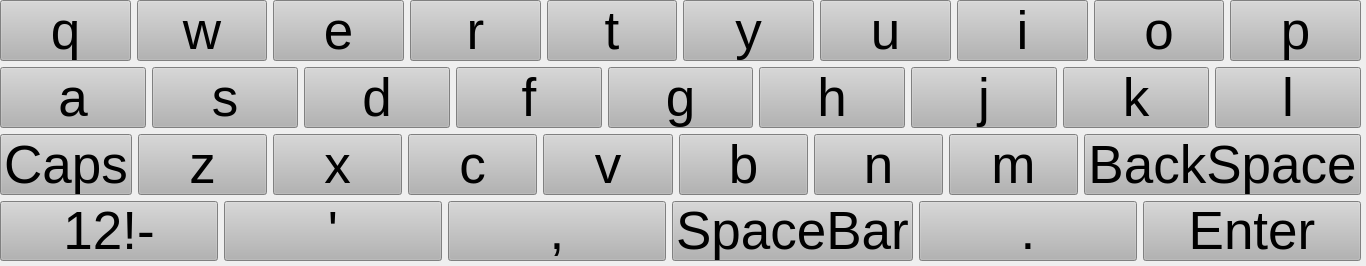
First picture: the form in BUS_PIS/keyboard.ui, repository gurpartap007/apaul, before the edit.
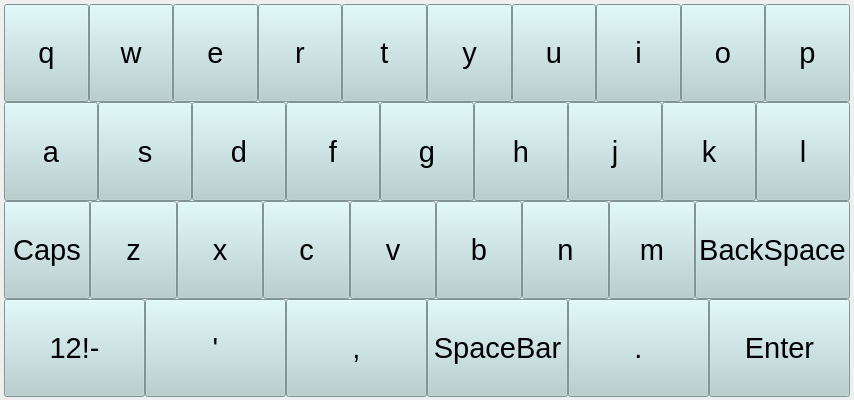
Second picture: the form after the edit.

Diff of the .ui file:
```diff
--- a/BUS_PIS/keyboard.ui
+++ b/BUS_PIS/keyboard.ui
@@ -6,33 +6,72 @@
    <rect>
     <x>0</x>
     <y>0</y>
-    <width>1366</width>
-    <height>266</height>
+    <width>854</width>
+    <height>400</height>
    </rect>
   </property>
   <property name="sizePolicy">
-   <sizepolicy hsizetype="MinimumExpanding" vsizetype="MinimumExpanding">
+   <sizepolicy hsizetype="Fixed" vsizetype="Fixed">
     <horstretch>0</horstretch>
     <verstretch>0</verstretch>
    </sizepolicy>
   </property>
+  <property name="maximumSize">
+   <size>
+    <width>1025</width>
+    <height>16777215</height>
+   </size>
+  </property>
   <property name="windowTitle">
    <string>Form</string>
   </property>
-  <widget class="QWidget" name="horizontalLayoutWidget">
-   <property name="geometry">
-    <rect>
-     <x>0</x>
-     <y>0</y>
-     <width>1361</width>
-     <height>261</height>
-    </rect>
-   </property>
    <layout class="QHBoxLayout" name="horizontalLayout_5">
+   <property name="spacing">
+    <number>0</number>
+   </property>
+   <property name="sizeConstraint">
+    <enum>QLayout::SetMinAndMaxSize</enum>
+   </property>
+   <property name="leftMargin">
+    <number>0</number>
+   </property>
+   <property name="topMargin">
+    <number>0</number>
+   </property>
+   <property name="rightMargin">
+    <number>0</number>
+   </property>
+   <property name="bottomMargin">
+    <number>3</number>
+   </property>
     <item>
      <layout class="QVBoxLayout" name="verticalLayout">
+     <property name="spacing">
+      <number>0</number>
+     </property>
+     <property name="sizeConstraint">
+      <enum>QLayout::SetDefaultConstraint</enum>
+     </property>
+     <property name="leftMargin">
+      <number>4</number>
+     </property>
+     <property name="topMargin">
+      <number>4</number>
+     </property>
+     <property name="rightMargin">
+      <number>4</number>
+     </property>
+     <property name="bottomMargin">
+      <number>0</number>
+     </property>
       <item>
        <layout class="QHBoxLayout" name="horizontalLayout">
+       <property name="spacing">
+        <number>0</number>
+       </property>
+       <property name="sizeConstraint">
+        <enum>QLayout::SetMinAndMaxSize</enum>
+       </property>
         <item>
          <widget class="QPushButton" name="pushButton_3">
           <property name="sizePolicy">
@@ -43,13 +82,13 @@
           </property>
           <property name="font">
            <font>
-            <pointsize>40</pointsize>
+           <pointsize>22</pointsize>
             <weight>50</weight>
             <bold>false</bold>
            </font>
           </property>
           <property name="styleSheet">
-           <string notr="true">QPushButton{ background-color: rgb(179, 179, 179); }QPushButton:pressed{background-color: rgb(100, 100, 100); }
+          <string notr="true">QPushButton{ background-color: rgb(180, 207, 207); }QPushButton:pressed{background-color: rgb(100, 100, 100); }
 </string>
           </property>
           <property name="text">
@@ -67,14 +106,13 @@
           </property>
           <property name="font">
            <font>
-            <pointsize>40</pointsize>
+           <pointsize>22</pointsize>
             <weight>50</weight>
             <bold>false</bold>
            </font>
           </property>
           <property name="styleSheet">
-           <string notr="true">QPushButton{ background-color: rgb(179, 179, 179); }QPushButton:pressed{background-color: rgb(100, 100, 100); }
-</string>
+          <string notr="true">QPushButton{ background-color: rgb(180, 207, 207); }QPushButton:pressed{background-color: rgb(100, 100, 100); }</string>
           </property>
           <property name="text">
            <string>w</string>
@@ -91,13 +129,13 @@
           </property>
           <property name="font">
            <font>
-            <pointsize>40</pointsize>
+           <pointsize>22</pointsize>
             <weight>50</weight>
             <bold>false</bold>
            </font>
           </property>
           <property name="styleSheet">
-           <string notr="true">QPushButton{ background-color: rgb(179, 179, 179); }QPushButton:pressed{background-color: rgb(100, 100, 100); }
+          <string notr="true">QPushButton{ background-color: rgb(180, 207, 207); }QPushButton:pressed{background-color: rgb(100, 100, 100); }
 </string>
           </property>
           <property name="text">
@@ -115,13 +153,13 @@
           </property>
           <property name="font">
            <font>
-            <pointsize>40</pointsize>
+           <pointsize>22</pointsize>
             <weight>50</weight>
             <bold>false</bold>
            </font>
           </property>
           <property name="styleSheet">
-           <string notr="true">QPushButton{ background-color: rgb(179, 179, 179); }QPushButton:pressed{background-color: rgb(100, 100, 100); }
+          <string notr="true">QPushButton{ background-color: rgb(180, 207, 207); }QPushButton:pressed{background-color: rgb(100, 100, 100); }
 </string>
           </property>
           <property name="text">
@@ -139,14 +177,13 @@
           </property>
           <property name="font">
            <font>
-            <pointsize>40</pointsize>
+           <pointsize>22</pointsize>
             <weight>50</weight>
             <bold>false</bold>
            </font>
           </property>
           <property name="styleSheet">
-           <string notr="true">QPushButton{ background-color: rgb(179, 179, 179); }QPushButton:pressed{background-color: rgb(100, 100, 100); }
-</string>
+          <string notr="true">QPushButton{ background-color: rgb(180, 207, 207); }QPushButton:pressed{background-color: rgb(100, 100, 100); }</string>
           </property>
           <property name="text">
            <string>t</string>
@@ -163,13 +200,13 @@
           </property>
           <property name="font">
            <font>
-            <pointsize>40</pointsize>
+           <pointsize>22</pointsize>
             <weight>50</weight>
             <bold>false</bold>
            </font>
           </property>
           <property name="styleSheet">
-           <string notr="true">QPushButton{ background-color: rgb(179, 179, 179); }QPushButton:pressed{background-color: rgb(100, 100, 100); }
+          <string notr="true">QPushButton{ background-color: rgb(180, 207, 207); }QPushButton:pressed{background-color: rgb(100, 100, 100); }
 </string>
           </property>
           <property name="text">
@@ -187,13 +224,13 @@
           </property>
           <property name="font">
            <font>
-            <pointsize>40</pointsize>
+           <pointsize>22</pointsize>
             <weight>50</weight>
             <bold>false</bold>
            </font>
           </property>
           <property name="styleSheet">
-           <string notr="true">QPushButton{ background-color: rgb(179, 179, 179); }QPushButton:pressed{background-color: rgb(100, 100, 100); }
+          <string notr="true">QPushButton{ background-color: rgb(180, 207, 207); }QPushButton:pressed{background-color: rgb(100, 100, 100); }
 </string>
           </property>
           <property name="text">
@@ -211,14 +248,13 @@
           </property>
           <property name="font">
            <font>
-            <pointsize>40</pointsize>
+           <pointsize>22</pointsize>
             <weight>50</weight>
             <bold>false</bold>
            </font>
           </property>
           <property name="styleSheet">
-           <string notr="true">QPushButton{ background-color: rgb(179, 179, 179); }QPushButton:pressed{background-color: rgb(100, 100, 100); }
-</string>
+          <string notr="true">QPushButton{ background-color: rgb(180, 207, 207); }QPushButton:pressed{background-color: rgb(100, 100, 100); }</string>
           </property>
           <property name="text">
            <string>i</string>
@@ -235,13 +271,13 @@
           </property>
           <property name="font">
            <font>
-            <pointsize>40</pointsize>
+           <pointsize>22</pointsize>
             <weight>50</weight>
             <bold>false</bold>
            </font>
           </property>
           <property name="styleSheet">
-           <string notr="true">QPushButton{ background-color: rgb(179, 179, 179); }QPushButton:pressed{background-color: rgb(100, 100, 100); }
+          <string notr="true">QPushButton{ background-color: rgb(180, 207, 207); }QPushButton:pressed{background-color: rgb(100, 100, 100); }
 </string>
           </property>
           <property name="text">
@@ -259,13 +295,13 @@
           </property>
           <property name="font">
            <font>
-            <pointsize>40</pointsize>
+           <pointsize>22</pointsize>
             <weight>50</weight>
             <bold>false</bold>
            </font>
           </property>
           <property name="styleSheet">
-           <string notr="true">QPushButton{ background-color: rgb(179, 179, 179); }QPushButton:pressed{background-color: rgb(100, 100, 100); }
+          <string notr="true">QPushButton{ background-color: rgb(180, 207, 207); }QPushButton:pressed{background-color: rgb(100, 100, 100); }
 </string>
           </property>
           <property name="text">
@@ -277,6 +313,12 @@
       </item>
       <item>
        <layout class="QHBoxLayout" name="horizontalLayout_2">
+       <property name="spacing">
+        <number>0</number>
+       </property>
+       <property name="sizeConstraint">
+        <enum>QLayout::SetMinAndMaxSize</enum>
+       </property>
         <item>
          <widget class="QPushButton" name="pushButton_13">
           <property name="sizePolicy">
@@ -287,13 +329,13 @@
           </property>
           <property name="font">
            <font>
-            <pointsize>40</pointsize>
+           <pointsize>22</pointsize>
             <weight>50</weight>
             <bold>false</bold>
            </font>
           </property>
           <property name="styleSheet">
-           <string notr="true">QPushButton{ background-color: rgb(179, 179, 179); }QPushButton:pressed{background-color: rgb(100, 100, 100); }
+          <string notr="true">QPushButton{ background-color: rgb(180, 207, 207); }QPushButton:pressed{background-color: rgb(100, 100, 100); }
 </string>
           </property>
           <property name="text">
@@ -311,13 +353,13 @@
           </property>
           <property name="font">
            <font>
-            <pointsize>40</pointsize>
+           <pointsize>22</pointsize>
             <weight>50</weight>
             <bold>false</bold>
            </font>
           </property>
           <property name="styleSheet">
-           <string notr="true">QPushButton{ background-color: rgb(179, 179, 179); }QPushButton:pressed{background-color: rgb(100, 100, 100); }
+          <string notr="true">QPushButton{ background-color: rgb(180, 207, 207); }QPushButton:pressed{background-color: rgb(100, 100, 100); }
 </string>
           </property>
           <property name="text">
@@ -335,13 +377,13 @@
           </property>
           <property name="font">
            <font>
-            <pointsize>40</pointsize>
+           <pointsize>22</pointsize>
             <weight>50</weight>
             <bold>false</bold>
            </font>
           </property>
           <property name="styleSheet">
-           <string notr="true">QPushButton{ background-color: rgb(179, 179, 179); }QPushButton:pressed{background-color: rgb(100, 100, 100); }
+          <string notr="true">QPushButton{ background-color: rgb(180, 207, 207); }QPushButton:pressed{background-color: rgb(100, 100, 100); }
 </string>
           </property>
           <property name="text">
@@ -359,13 +401,13 @@
           </property>
           <property name="font">
            <font>
-            <pointsize>40</pointsize>
+           <pointsize>22</pointsize>
             <weight>50</weight>
             <bold>false</bold>
            </font>
           </property>
           <property name="styleSheet">
-           <string notr="true">QPushButton{ background-color: rgb(179, 179, 179); }QPushButton:pressed{background-color: rgb(100, 100, 100); }
+          <string notr="true">QPushButton{ background-color: rgb(180, 207, 207); }QPushButton:pressed{background-color: rgb(100, 100, 100); }
 </string>
           </property>
           <property name="text">
@@ -383,14 +425,13 @@
           </property>
           <property name="font">
            <font>
-            <pointsize>40</pointsize>
+           <pointsize>22</pointsize>
             <weight>50</weight>
             <bold>false</bold>
            </font>
           </property>
           <property name="styleSheet">
-           <string notr="true">QPushButton{ background-color: rgb(179, 179, 179); }QPushButton:pressed{background-color: rgb(100, 100, 100); }
-</string>
+          <string notr="true">QPushButton{ background-color: rgb(180, 207, 207); }QPushButton:pressed{background-color: rgb(100, 100, 100); }</string>
           </property>
           <property name="text">
            <string>g</string>
@@ -407,13 +448,13 @@
           </property>
           <property name="font">
            <font>
-            <pointsize>40</pointsize>
+           <pointsize>22</pointsize>
             <weight>50</weight>
             <bold>false</bold>
            </font>
           </property>
           <property name="styleSheet">
-           <string notr="true">QPushButton{ background-color: rgb(179, 179, 179); }QPushButton:pressed{background-color: rgb(100, 100, 100); }
+          <string notr="true">QPushButton{ background-color: rgb(180, 207, 207); }QPushButton:pressed{background-color: rgb(100, 100, 100); }
 </string>
           </property>
           <property name="text">
@@ -431,13 +472,13 @@
           </property>
           <property name="font">
            <font>
-            <pointsize>40</pointsize>
+           <pointsize>22</pointsize>
             <weight>50</weight>
             <bold>false</bold>
            </font>
           </property>
           <property name="styleSheet">
-           <string notr="true">QPushButton{ background-color: rgb(179, 179, 179); }QPushButton:pressed{background-color: rgb(100, 100, 100); }
+          <string notr="true">QPushButton{ background-color: rgb(180, 207, 207); }QPushButton:pressed{background-color: rgb(100, 100, 100); }
 </string>
           </property>
           <property name="text">
@@ -455,14 +496,13 @@
           </property>
           <property name="font">
            <font>
-            <pointsize>40</pointsize>
+           <pointsize>22</pointsize>
             <weight>50</weight>
             <bold>false</bold>
            </font>
           </property>
           <property name="styleSheet">
-           <string notr="true">QPushButton{ background-color: rgb(179, 179, 179); }QPushButton:pressed{background-color: rgb(100, 100, 100); }
-</string>
+          <string notr="true">QPushButton{ background-color: rgb(180, 207, 207); }QPushButton:pressed{background-color: rgb(100, 100, 100); }</string>
           </property>
           <property name="text">
            <string>k</string>
@@ -479,14 +519,13 @@
           </property>
           <property name="font">
            <font>
-            <pointsize>40</pointsize>
+           <pointsize>22</pointsize>
             <weight>50</weight>
             <bold>false</bold>
            </font>
           </property>
           <property name="styleSheet">
-           <string notr="true">QPushButton{ background-color: rgb(179, 179, 179); }QPushButton:pressed{background-color: rgb(100, 100, 100); }
-</string>
+          <string notr="true">QPushButton{ background-color: rgb(180, 207, 207); }QPushButton:pressed{background-color: rgb(100, 100, 100); }</string>
           </property>
           <property name="text">
            <string>l</string>
@@ -497,6 +536,12 @@
       </item>
       <item>
        <layout class="QHBoxLayout" name="horizontalLayout_3">
+       <property name="spacing">
+        <number>0</number>
+       </property>
+       <property name="sizeConstraint">
+        <enum>QLayout::SetMinAndMaxSize</enum>
+       </property>
         <item>
          <widget class="QPushButton" name="pushButton_30">
           <property name="sizePolicy">
@@ -507,13 +552,13 @@
           </property>
           <property name="font">
            <font>
-            <pointsize>40</pointsize>
+           <pointsize>22</pointsize>
             <weight>50</weight>
             <bold>false</bold>
            </font>
           </property>
           <property name="styleSheet">
-           <string notr="true">QPushButton{ background-color: rgb(179, 179, 179); }QPushButton:pressed{background-color: rgb(100, 100, 100); }
+          <string notr="true">QPushButton{ background-color: rgb(180, 207, 207); }QPushButton:pressed{background-color: rgb(100, 100, 100); }
 </string>
           </property>
           <property name="text">
@@ -531,13 +576,13 @@
           </property>
           <property name="font">
            <font>
-            <pointsize>40</pointsize>
+           <pointsize>22</pointsize>
             <weight>50</weight>
             <bold>false</bold>
            </font>
           </property>
           <property name="styleSheet">
-           <string notr="true">QPushButton{ background-color: rgb(179, 179, 179); }QPushButton:pressed{background-color: rgb(100, 100, 100); }
+          <string notr="true">QPushButton{ background-color: rgb(180, 207, 207); }QPushButton:pressed{background-color: rgb(100, 100, 100); }
 </string>
           </property>
           <property name="text">
@@ -555,14 +600,13 @@
           </property>
           <property name="font">
            <font>
-            <pointsize>40</pointsize>
+           <pointsize>22</pointsize>
             <weight>50</weight>
             <bold>false</bold>
            </font>
           </property>
           <property name="styleSheet">
-           <string notr="true">QPushButton{ background-color: rgb(179, 179, 179); }QPushButton:pressed{background-color: rgb(100, 100, 100); }
-</string>
+          <string notr="true">QPushButton{ background-color: rgb(180, 207, 207); }QPushButton:pressed{background-color: rgb(100, 100, 100); }</string>
           </property>
           <property name="text">
            <string>x</string>
@@ -579,14 +623,13 @@
           </property>
           <property name="font">
            <font>
-            <pointsize>40</pointsize>
+           <pointsize>22</pointsize>
             <weight>50</weight>
             <bold>false</bold>
            </font>
           </property>
           <property name="styleSheet">
-           <string notr="true">QPushButton{ background-color: rgb(179, 179, 179); }QPushButton:pressed{background-color: rgb(100, 100, 100); }
-</string>
+          <string notr="true">QPushButton{ background-color: rgb(180, 207, 207); }QPushButton:pressed{background-color: rgb(100, 100, 100); }</string>
           </property>
           <property name="text">
            <string>c</string>
@@ -603,13 +646,13 @@
           </property>
           <property name="font">
            <font>
-            <pointsize>40</pointsize>
+           <pointsize>22</pointsize>
             <weight>50</weight>
             <bold>false</bold>
            </font>
           </property>
           <property name="styleSheet">
-           <string notr="true">QPushButton{ background-color: rgb(179, 179, 179); }QPushButton:pressed{background-color: rgb(100, 100, 100); }
+          <string notr="true">QPushButton{ background-color: rgb(180, 207, 207); }QPushButton:pressed{background-color: rgb(100, 100, 100); }
 </string>
           </property>
           <property name="text">
@@ -627,13 +670,13 @@
           </property>
           <property name="font">
            <font>
-            <pointsize>40</pointsize>
+           <pointsize>22</pointsize>
             <weight>50</weight>
             <bold>false</bold>
            </font>
           </property>
           <property name="styleSheet">
-           <string notr="true">QPushButton{ background-color: rgb(179, 179, 179); }QPushButton:pressed{background-color: rgb(100, 100, 100); }
+          <string notr="true">QPushButton{ background-color: rgb(180, 207, 207); }QPushButton:pressed{background-color: rgb(100, 100, 100); }
 </string>
           </property>
           <property name="text">
@@ -651,14 +694,13 @@
           </property>
           <property name="font">
            <font>
-            <pointsize>40</pointsize>
+           <pointsize>22</pointsize>
             <weight>50</weight>
             <bold>false</bold>
            </font>
           </property>
           <property name="styleSheet">
-           <string notr="true">QPushButton{ background-color: rgb(179, 179, 179); }QPushButton:pressed{background-color: rgb(100, 100, 100); }
-</string>
+          <string notr="true">QPushButton{ background-color: rgb(180, 207, 207); }QPushButton:pressed{background-color: rgb(100, 100, 100); }</string>
           </property>
           <property name="text">
            <string>n</string>
@@ -675,14 +717,13 @@
           </property>
           <property name="font">
            <font>
-            <pointsize>40</pointsize>
+           <pointsize>22</pointsize>
             <weight>50</weight>
             <bold>false</bold>
            </font>
           </property>
           <property name="styleSheet">
-           <string notr="true">QPushButton{ background-color: rgb(179, 179, 179); }QPushButton:pressed{background-color: rgb(100, 100, 100); }
-</string>
+          <string notr="true">QPushButton{ background-color: rgb(180, 207, 207); }QPushButton:pressed{background-color: rgb(100, 100, 100); }</string>
           </property>
           <property name="text">
            <string>m</string>
@@ -699,13 +740,13 @@
           </property>
           <property name="font">
            <font>
-            <pointsize>40</pointsize>
+           <pointsize>22</pointsize>
             <weight>50</weight>
             <bold>false</bold>
            </font>
           </property>
           <property name="styleSheet">
-           <string notr="true">QPushButton{ background-color: rgb(179, 179, 179); }QPushButton:pressed{background-color: rgb(100, 100, 100); }
+          <string notr="true">QPushButton{ background-color: rgb(180, 207, 207); }QPushButton:pressed{background-color: rgb(100, 100, 100); }
 </string>
           </property>
           <property name="text">
@@ -717,6 +758,12 @@
       </item>
       <item>
        <layout class="QHBoxLayout" name="horizontalLayout_4">
+       <property name="spacing">
+        <number>0</number>
+       </property>
+       <property name="sizeConstraint">
+        <enum>QLayout::SetMinAndMaxSize</enum>
+       </property>
         <item>
          <widget class="QPushButton" name="pushButton_31">
           <property name="sizePolicy">
@@ -727,13 +774,13 @@
           </property>
           <property name="font">
            <font>
-            <pointsize>40</pointsize>
+           <pointsize>22</pointsize>
             <weight>50</weight>
             <bold>false</bold>
            </font>
           </property>
           <property name="styleSheet">
-           <string notr="true">QPushButton{ background-color: rgb(179, 179, 179); }QPushButton:pressed{background-color: rgb(100, 100, 100); }
+          <string notr="true">QPushButton{ background-color: rgb(180, 207, 207); }QPushButton:pressed{background-color: rgb(100, 100, 100); }
 </string>
           </property>
           <property name="text">
@@ -751,13 +798,13 @@
           </property>
           <property name="font">
            <font>
-            <pointsize>40</pointsize>
+           <pointsize>22</pointsize>
             <weight>50</weight>
             <bold>false</bold>
            </font>
           </property>
           <property name="styleSheet">
-           <string notr="true">QPushButton{ background-color: rgb(179, 179, 179); }QPushButton:pressed{background-color: rgb(100, 100, 100); }
+          <string notr="true">QPushButton{ background-color: rgb(180, 207, 207); }QPushButton:pressed{background-color: rgb(100, 100, 100); }
 </string>
           </property>
           <property name="text">
@@ -775,13 +822,13 @@
           </property>
           <property name="font">
            <font>
-            <pointsize>40</pointsize>
+           <pointsize>22</pointsize>
             <weight>50</weight>
             <bold>false</bold>
            </font>
           </property>
           <property name="styleSheet">
-           <string notr="true">QPushButton{ background-color: rgb(179, 179, 179); }QPushButton:pressed{background-color: rgb(100, 100, 100); }
+          <string notr="true">QPushButton{ background-color: rgb(180, 207, 207); }QPushButton:pressed{background-color: rgb(100, 100, 100); }
 </string>
           </property>
           <property name="text">
@@ -799,13 +846,13 @@
           </property>
           <property name="font">
            <font>
-            <pointsize>40</pointsize>
+           <pointsize>22</pointsize>
             <weight>50</weight>
             <bold>false</bold>
            </font>
           </property>
           <property name="styleSheet">
-           <string notr="true">QPushButton{ background-color: rgb(179, 179, 179); }QPushButton:pressed{background-color: rgb(100, 100, 100); }
+          <string notr="true">QPushButton{ background-color: rgb(180, 207, 207); }QPushButton:pressed{background-color: rgb(100, 100, 100); }
 </string>
           </property>
           <property name="text">
@@ -823,14 +870,13 @@
           </property>
           <property name="font">
            <font>
-            <pointsize>40</pointsize>
+           <pointsize>22</pointsize>
             <weight>50</weight>
             <bold>false</bold>
            </font>
           </property>
           <property name="styleSheet">
-           <string notr="true">QPushButton{ background-color: rgb(179, 179, 179); }QPushButton:pressed{background-color: rgb(100, 100, 100); }
-</string>
+          <string notr="true">QPushButton{ background-color: rgb(180, 207, 207); }QPushButton:pressed{background-color: rgb(100, 100, 100); }</string>
           </property>
           <property name="text">
            <string>.</string>
@@ -847,13 +893,13 @@
           </property>
           <property name="font">
            <font>
-            <pointsize>40</pointsize>
+           <pointsize>22</pointsize>
             <weight>50</weight>
             <bold>false</bold>
            </font>
           </property>
           <property name="styleSheet">
-           <string notr="true">QPushButton{ background-color: rgb(179, 179, 179); }QPushButton:pressed{background-color: rgb(100, 100, 100); }
+          <string notr="true">QPushButton{ background-color: rgb(180, 207, 207); }QPushButton:pressed{background-color: rgb(100, 100, 100); }
 </string>
           </property>
           <property name="text">
@@ -866,7 +912,6 @@
      </layout>
     </item>
    </layout>
-  </widget>
  </widget>
  <resources/>
  <connections/>
```
Lines whose indentation alone changed are shown as unchanged.
